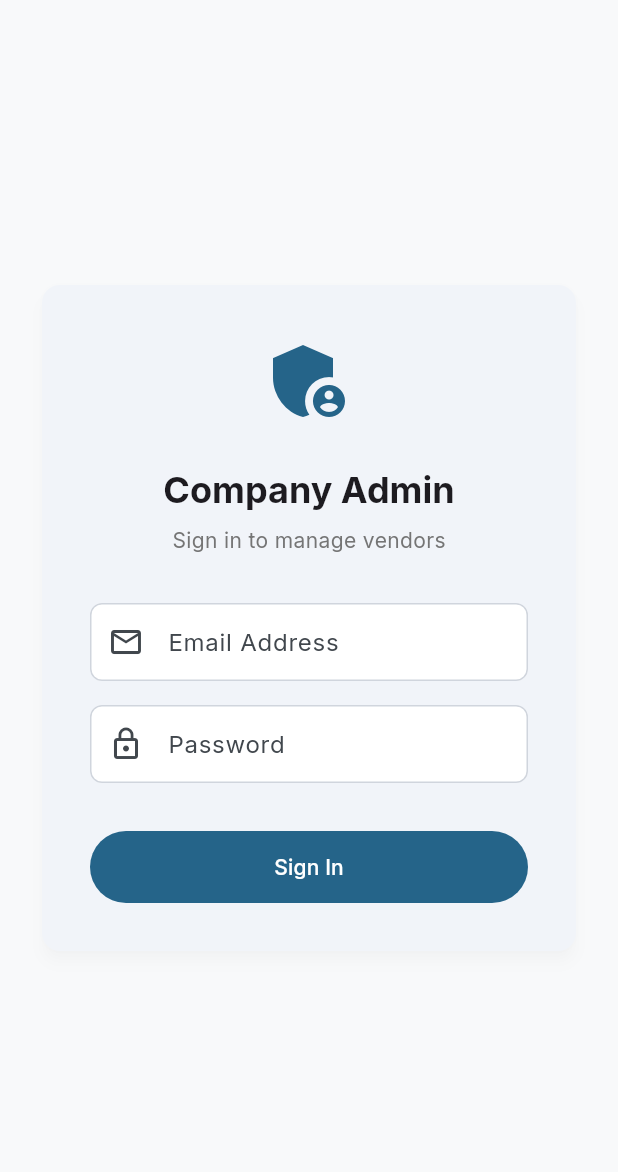
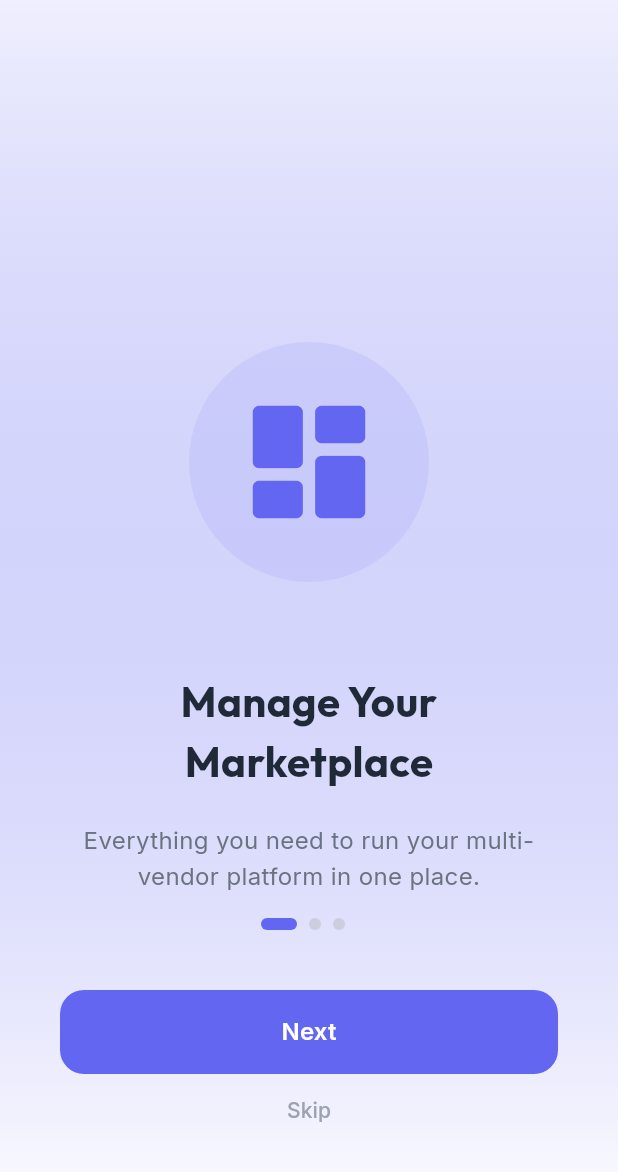
Before and after one commit to Syed-shan46/company_admin, a Flutter app: the screen it shows after launch, on a phone screen of 412 x 824 dp. Shown: the top 1172 px of the screen. Run offline on Flutter 3.47's test engine with Material 3 defaults, Android fonts, the phone set to English and light mode, and no system bars; our stand-ins replace cloud_firestore, firebase_core, firebase_storage, flutter_riverpod, flutter_secure_storage, go_router and 4 more; accounts and stored records are empty.

Commit message:
Implement onboarding and polish UI

```diff
--- a/lib/src/core/router/app_router.dart
+++ b/lib/src/core/router/app_router.dart
@@ -13,18 +13,35 @@ import '../../features/support/presentation/support_chat_screen.dart';
 import '../../features/wallet/screens/wallet_list_screen.dart';
 import '../../features/store_types/presentation/store_types_screen.dart';
 import '../../features/banners/presentation/banners_screen.dart';
+import '../../features/onboarding/presentation/onboarding_screen.dart';
+import '../../features/onboarding/data/onboarding_repository.dart';
 
 // Key for access to Context
 final navigatorKey = GlobalKey<NavigatorState>();
 
 final routerProvider = Provider<GoRouter>((ref) {
   final authState = ref.watch(authStateProvider);
+  final isOnboardingComplete = ref.watch(onboardingCompletedProvider);
 
   return GoRouter(
     navigatorKey: navigatorKey,
     initialLocation: '/',
-    refreshListenable: _AuthStateListenable(authState),
+    refreshListenable: _CombinedListenable([
+      _AuthStateListenable(authState),
+      _OnboardingListenable(isOnboardingComplete),
+    ]),
     redirect: (context, state) {
+      final onboardingComplete = isOnboardingComplete;
+      final isOnboardingPage = state.uri.toString() == '/onboarding';
+
+      if (!onboardingComplete) {
+        return isOnboardingPage ? null : '/onboarding';
+      }
+
+      if (isOnboardingPage) {
+        return '/';
+      }
+
       final isLoggedIn = authState.valueOrNull ?? false;
       final isLoggingIn = state.uri.toString() == '/login';
 
@@ -39,6 +56,10 @@ final routerProvider = Provider<GoRouter>((ref) {
       return null;
     },
     routes: [
+      GoRoute(
+        path: '/onboarding',
+        builder: (context, state) => const OnboardingScreen(),
+      ),
       GoRoute(path: '/login', builder: (context, state) => const LoginScreen()),
       ShellRoute(
         builder: (context, state, child) {
@@ -120,3 +141,17 @@ class _AuthStateListenable extends ChangeNotifier {
     }
   }
 }
+
+class _OnboardingListenable extends ChangeNotifier {
+  _OnboardingListenable(bool complete) {
+    notifyListeners();
+  }
+}
+
+class _CombinedListenable extends ChangeNotifier {
+  _CombinedListenable(List<ChangeNotifier> listenables) {
+    for (final listenable in listenables) {
+      listenable.addListener(notifyListeners);
+    }
+  }
+}
--- /dev/null
+++ b/lib/src/features/onboarding/presentation/onboarding_screen.dart
@@ -0,0 +1,201 @@
+import 'package:flutter/material.dart';
+import 'package:flutter_riverpod/flutter_riverpod.dart';
+import 'package:google_fonts/google_fonts.dart';
+import '../data/onboarding_repository.dart';
+
+class OnboardingScreen extends ConsumerStatefulWidget {
+  const OnboardingScreen({super.key});
+
+  @override
+  ConsumerState<OnboardingScreen> createState() => _OnboardingScreenState();
+}
+
+class _OnboardingScreenState extends ConsumerState<OnboardingScreen> {
+  final PageController _pageController = PageController();
+  int _currentPage = 0;
+
+  final List<OnboardingData> _pages = [
+    OnboardingData(
+      title: 'Manage Your Marketplace',
+      description: 'Everything you need to run your multi-vendor platform in one place.',
+      icon: Icons.dashboard_rounded,
+      color: const Color(0xFF6366F1),
+    ),
+    OnboardingData(
+      title: 'Real-time Insights',
+      description: 'Track sales, vendor performance, and customer growth with dynamic charts.',
+      icon: Icons.analytics_rounded,
+      color: const Color(0xFF8B5CF6),
+    ),
+    OnboardingData(
+      title: 'Seamless Support',
+      description: 'Communicate with vendors and customers instantly through integrated chat.',
+      icon: Icons.support_agent_rounded,
+      color: const Color(0xFFEC4899),
+    ),
+  ];
+
+  void _onNext() {
+    if (_currentPage < _pages.length - 1) {
+      _pageController.nextPage(
+        duration: const Duration(milliseconds: 300),
+        curve: Curves.easeInOut,
+      );
+    } else {
+      _completeOnboarding();
+    }
+  }
+
+  void _completeOnboarding() async {
+    await ref.read(onboardingRepositoryProvider).setOnboardingComplete();
+    ref.read(onboardingCompletedProvider.notifier).state = true;
+  }
+
+  @override
+  Widget build(BuildContext context) {
+    return Scaffold(
+      backgroundColor: Colors.white,
+      body: Stack(
+        children: [
+          PageView.builder(
+            controller: _pageController,
+            itemCount: _pages.length,
+            onPageChanged: (index) {
+              setState(() {
+                _currentPage = index;
+              });
+            },
+            itemBuilder: (context, index) {
+              final page = _pages[index];
+              return Container(
+                padding: const EdgeInsets.all(40),
+                decoration: BoxDecoration(
+                  gradient: LinearGradient(
+                    begin: Alignment.topCenter,
+                    end: Alignment.bottomCenter,
+                    colors: [
+                      page.color.withOpacity(0.1),
+                      Colors.white,
+                    ],
+                  ),
+                ),
+                child: Column(
+                  mainAxisAlignment: MainAxisAlignment.center,
+                  children: [
+                    Container(
+                      padding: const EdgeInsets.all(30),
+                      decoration: BoxDecoration(
+                        color: page.color.withOpacity(0.1),
+                        shape: BoxShape.circle,
+                      ),
+                      child: Icon(
+                        page.icon,
+                        size: 100,
+                        color: page.color,
+                      ),
+                    ),
+                    const SizedBox(height: 60),
+                    Text(
+                      page.title,
+                      textAlign: TextAlign.center,
+                      style: GoogleFonts.outfit(
+                        fontSize: 28,
+                        fontWeight: FontWeight.bold,
+                        color: const Color(0xFF1F2937),
+                      ),
+                    ),
+                    const SizedBox(height: 20),
+                    Text(
+                      page.description,
+                      textAlign: TextAlign.center,
+                      style: GoogleFonts.inter(
+                        fontSize: 16,
+                        color: const Color(0xFF6B7280),
+                        height: 1.5,
+                      ),
+                    ),
+                  ],
+                ),
+              );
+            },
+          ),
+          Positioned(
+            bottom: 60,
+            left: 40,
+            right: 40,
+            child: Column(
+              children: [
+                Row(
+                  mainAxisAlignment: MainAxisAlignment.center,
+                  children: List.generate(
+                    _pages.length,
+                    (index) => AnimatedContainer(
+                      duration: const Duration(milliseconds: 300),
+                      margin: const EdgeInsets.only(right: 8),
+                      height: 8,
+                      width: _currentPage == index ? 24 : 8,
+                      decoration: BoxDecoration(
+                        color: _currentPage == index
+                            ? _pages[_currentPage].color
+                            : Colors.grey.withOpacity(0.3),
+                        borderRadius: BorderRadius.circular(4),
+                      ),
+                    ),
+                  ),
+                ),
+                const SizedBox(height: 40),
+                SizedBox(
+                  width: double.infinity,
+                  height: 56,
+                  child: ElevatedButton(
+                    onPressed: _onNext,
+                    style: ElevatedButton.styleFrom(
+                      backgroundColor: _pages[_currentPage].color,
+                      foregroundColor: Colors.white,
+                      shape: RoundedRectangleBorder(
+                        borderRadius: BorderRadius.circular(16),
+                      ),
+                      elevation: 0,
+                    ),
+                    child: Text(
+                      _currentPage == _pages.length - 1 ? 'Get Started' : 'Next',
+                      style: GoogleFonts.inter(
+                        fontSize: 16,
+                        fontWeight: FontWeight.w600,
+                      ),
+                    ),
+                  ),
+                ),
+                if (_currentPage < _pages.length - 1)
+                  TextButton(
+                    onPressed: _completeOnboarding,
+                    child: Text(
+                      'Skip',
+                      style: GoogleFonts.inter(
+                        color: const Color(0xFF9CA3AF),
+                        fontSize: 14,
+                      ),
+                    ),
+                  ),
+              ],
+            ),
+          ),
+        ],
+      ),
+    );
+  }
+}
+
+class OnboardingData {
+  final String title;
+  final String description;
+  final IconData icon;
+  final Color color;
+
+  OnboardingData({
+    required this.title,
+    required this.description,
+    required this.icon,
+    required this.color,
+  });
+}
```
Also changed, not shown: lib/main.dart (+15 -1 lines), lib/src/core/constants/api_constants.dart (+11 -6 lines), lib/src/features/onboarding/data/onboarding_repository.dart (added, +26 -0 lines), lib/src/features/store_types/data/store_type_repository.dart (+10 -6 lines).
